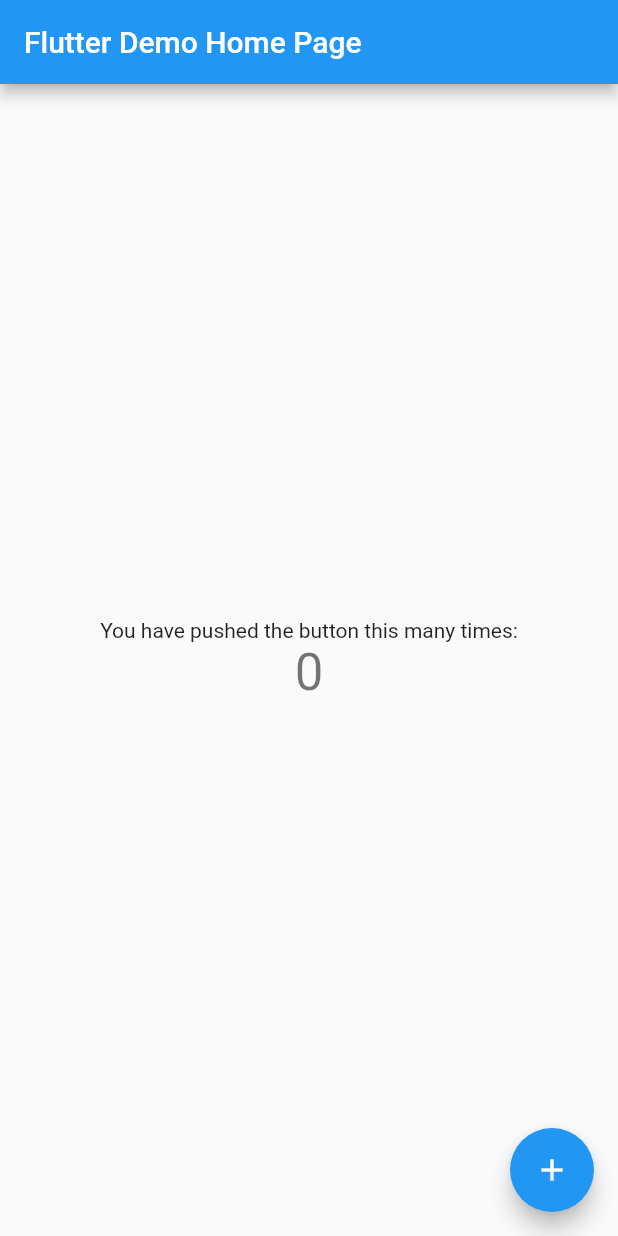
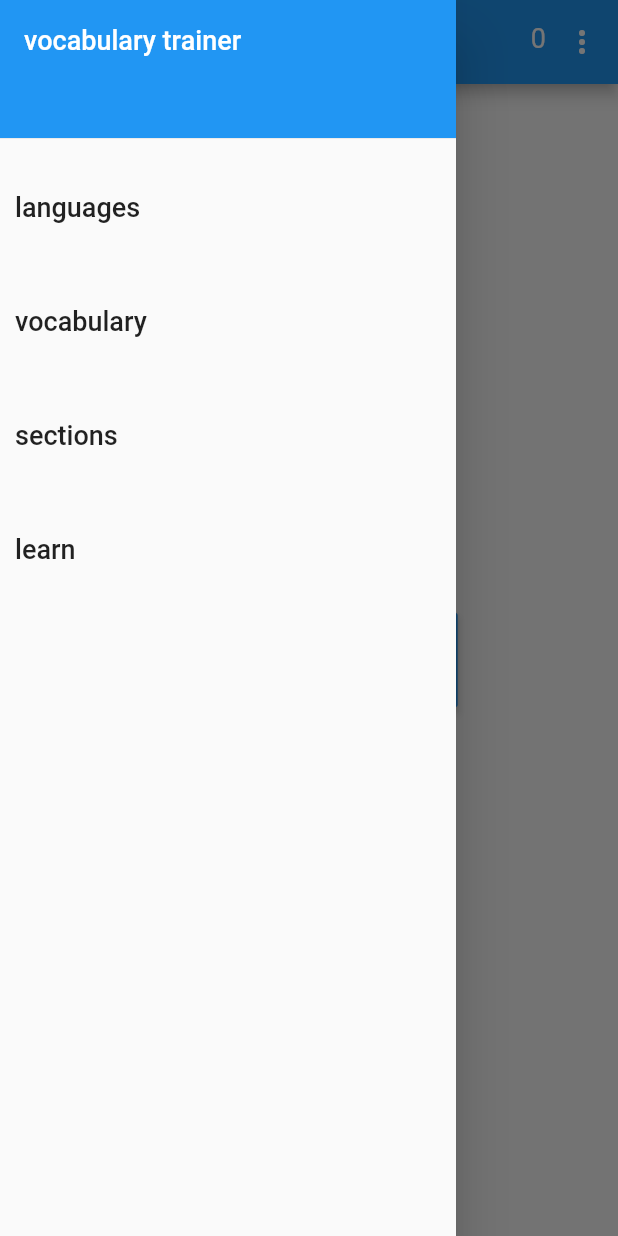
Before and after one commit to RimBaa/vocabulary-trainer, a Flutter app: the screen it shows after launch, with the side drawer open (before the commit the screen has no drawer), on a phone screen of 412 x 824 dp. Run offline on Flutter 3.47's test engine with Material 2 defaults, Android fonts, the phone set to English and light mode, and no system bars; our stand-ins replace shared_preferences.

Commit message:
homescreen + add language

```diff
--- /dev/null
+++ b/lib/drawer.dart
@@ -0,0 +1,63 @@
+import 'package:flutter/material.dart';
+import 'package:vocabulary/global_vars.dart';
+import 'vocable.dart';
+import 'learn.dart';
+import 'language.dart';
+import 'section.dart';
+
+createDrawer(context) {
+  const List<String> settings = [
+    "languages",
+    "vocabulary",
+    "sections",
+    "learn"
+  ];
+
+  return Drawer(
+    child: ListView(
+      padding: EdgeInsets.zero,
+      children: <Widget>[
+        Container(
+          height: 100.0,
+          child: DrawerHeader(
+            child: Text("vocabulary trainer",
+                style: TextStyle(fontSize: fontSize, color: Colors.white)),
+            decoration: BoxDecoration(color: Colors.blue),
+          ),
+        ),
+        ListTile(
+          contentPadding: EdgeInsets.fromLTRB(10.0, 10.0, 10.0, 10.0),
+          title: Text(settings[0], style: TextStyle(fontSize: fontSize)),
+          onTap: () {
+            Navigator.push(
+                context, MaterialPageRoute(builder: (context) => ListLang()));
+          },
+        ),
+        ListTile(
+          contentPadding: EdgeInsets.fromLTRB(10.0, 10.0, 10.0, 10.0),
+          title: Text(settings[1], style: TextStyle(fontSize: fontSize)),
+          onTap: () {
+            Navigator.push(
+                context, MaterialPageRoute(builder: (context) => ListVocab()));
+          },
+        ),
+        ListTile(
+          contentPadding: EdgeInsets.fromLTRB(10.0, 10.0, 10.0, 10.0),
+          title: Text(settings[2], style: TextStyle(fontSize: fontSize)),
+          onTap: () {
+            Navigator.push(
+                context, MaterialPageRoute(builder: (context) => Sections()));
+          },
+        ),
+        ListTile(
+          contentPadding: EdgeInsets.fromLTRB(10.0, 10.0, 10.0, 10.0),
+          title: Text(settings[3], style: TextStyle(fontSize: fontSize)),
+          onTap: () {
+            Navigator.push(context,
+                MaterialPageRoute(builder: (context) => Learn()));
+          },
+        ),
+      ],
+    ),
+  );
+}
--- /dev/null
+++ b/lib/global_vars.dart
@@ -0,0 +1,10 @@
+import 'package:shared_preferences/shared_preferences.dart';
+import 'package:flutter/material.dart';
+
+SharedPreferences prefs;
+String currentlanguage = "0";
+const fontSize = 18.0;
+List<String>languages;
+final String keylanguageList = "languagesList";
+final String keylanguage = "currentLanguage";
+ ListView chooseLang;
--- /dev/null
+++ b/lib/language.dart
@@ -0,0 +1,114 @@
+import 'package:flutter/material.dart';
+import 'package:vocabulary/global_vars.dart';
+
+//adding a new language
+Future<String> addlanguage(BuildContext context) async {
+  String lang = '';
+  return showDialog<String>(
+      context: context,
+      barrierDismissible: true,
+      builder: (BuildContext context) {
+        return AlertDialog(
+          title: Text('Enter a new language'),
+          content: new Row(
+            children: <Widget>[
+              new Expanded(
+                  child: new TextField(
+                autofocus: true,
+                decoration: new InputDecoration(labelText: 'language'),
+                onChanged: (value) {
+                  lang = value;
+                },
+              ))
+            ],
+          ),
+          actions: <Widget>[
+            FlatButton(
+              child: Text('Ok'),
+              onPressed: () {
+                Navigator.of(context).pop(lang);
+                currentlanguage = lang;
+              },
+            )
+          ],
+        );
+      });
+}
+
+//change current lang. in SharedPrefs.
+setCurrentLanguage(language) async {
+  await prefs.setString(keylanguage, language);
+}
+
+//adapt list of languages in SharedPrefs.
+setLanguageList() async {
+  await prefs.setStringList(keylanguageList, languages);
+}
+
+removeLanguage(language) {
+  if (language == currentlanguage) {}
+
+  languages.remove(language);
+  setLanguageList();
+}
+
+changeCurrentLanguage(language) {
+  currentlanguage = language;
+  setCurrentLanguage(language);
+
+}
+
+selectLanguage(){
+
+}
+
+createLangList(context){
+  //  chooseLang = new ListView.builder(
+  //   itemCount: languages.length,
+  //   itemBuilder: (BuildContext context, int index){
+  //     return new Text(languages[index]);
+  //   });
+
+}
+
+class ListLang extends StatefulWidget{
+  @override
+  _ListLang createState() => _ListLang();
+}
+
+class _ListLang extends State<ListLang>{
+  @override
+  Widget build(BuildContext context){
+    return Scaffold(
+      appBar: AppBar(
+        title: Text("list of languages", style: TextStyle(fontSize: fontSize, color: Colors.white)),
+        backgroundColor: Colors.blue,
+        actions: <Widget>[
+           Container(padding: EdgeInsets.symmetric(vertical: 15.0, horizontal: 20.0),child: Text(currentlanguage, textAlign: TextAlign.left, style:TextStyle(fontSize: fontSize))),
+        ],
+      ),
+      body: listofLang(context),
+    );
+  }
+
+Widget listofLang(context){
+  return new ListView.builder(itemCount: languages.length,
+  itemBuilder: (BuildContext context, index){
+    return Container(
+       decoration: BoxDecoration(
+                border: Border(bottom: BorderSide()),
+              ),
+      child: ListTile(
+      title: Text(languages[index], style: TextStyle(fontSize: fontSize)),
+      onTap: (){
+        changeCurrentLanguage(languages[index]);
+        setState(() {
+        });
+      },
+    ));
+
+  });
+
+}
+
+}
--- /dev/null
+++ b/lib/learn.dart
@@ -0,0 +1,19 @@
+import 'package:flutter/material.dart';
+import 'global_vars.dart';
+
+class Learn extends StatefulWidget{
+  @override
+  _Learn createState() => _Learn();
+}
+
+class _Learn extends State<Learn>{
+  @override
+  Widget build(BuildContext context){
+    return Scaffold(
+      appBar: AppBar(
+        title: Text("learning options", style: TextStyle(fontSize: fontSize, color: Colors.white)),
+        backgroundColor: Colors.blue,
+      ),
+    );
+  }
+}
--- a/lib/main.dart
+++ b/lib/main.dart
@@ -1,26 +1,51 @@
 import 'package:flutter/material.dart';
+import 'package:shared_preferences/shared_preferences.dart';
+import 'package:vocabulary/drawer.dart';
+import 'global_vars.dart';
+import 'language.dart';
+import 'vocable.dart';
 
-void main() => runApp(MyApp());
+void main() {
+  //SharedPreferences.setMockInitialValues({});
+  runApp(new VocabularyApp());
+}
 
-class MyApp extends StatelessWidget {
-  // This widget is the root of your application.
+// Future<Null> main() async {
+//   runApp(new VocabularyApp());
+// }
+
+class VocabularyApp extends StatefulWidget {
+  @override
+  VocabularyState createState() {
+    return new VocabularyState();
+  }
+}
+
+class VocabularyState extends State<VocabularyApp> {
+  @override
+  void initState() {
+    super.initState();
+    _getLanguages().whenComplete(() {
+      setState(() {});
+    });
+  }
+
+  _getLanguages() async {
+    prefs = await SharedPreferences.getInstance();
+    languages = prefs.getStringList(keylanguageList) ?? [];
+    currentlanguage = prefs.getString(keylanguage) ?? '0';
+    print(currentlanguage);
+    print(languages);
+  }
+
   @override
   Widget build(BuildContext context) {
     return MaterialApp(
-      title: 'Flutter Demo',
+      title: 'vocabulary trainer',
       theme: ThemeData(
-        // This is the theme of your application.
-        //
-        // Try running your application with "flutter run". You'll see the
-        // application has a blue toolbar. Then, without quitting the app, try
-        // changing the primarySwatch below to Colors.green and then invoke
-        // "hot reload" (press "r" in the console where you ran "flutter run",
-        // or simply save your changes to "hot reload" in a Flutter IDE).
-        // Notice that the counter didn't reset back to zero; the application
-        // is not restarted.
         primarySwatch: Colors.blue,
       ),
-      home: MyHomePage(title: 'Flutter Demo Home Page'),
+      home: MyHomePage(title: "vocabulary trainer"),
     );
   }
 }
@@ -28,84 +53,111 @@ class MyApp extends StatelessWidget {
 class MyHomePage extends StatefulWidget {
   MyHomePage({Key key, this.title}) : super(key: key);
 
-  // This widget is the home page of your application. It is stateful, meaning
-  // that it has a State object (defined below) that contains fields that affect
-  // how it looks.
-
-  // This class is the configuration for the state. It holds the values (in this
-  // case the title) provided by the parent (in this case the App widget) and
-  // used by the build method of the State. Fields in a Widget subclass are
-  // always marked "final".
-
   final String title;
 
   @override
   _MyHomePageState createState() => _MyHomePageState();
 }
 
+//home screen
 class _MyHomePageState extends State<MyHomePage> {
-  int _counter = 0;
 
-  void _incrementCounter() {
-    setState(() {
-      // This call to setState tells the Flutter framework that something has
-      // changed in this State, which causes it to rerun the build method below
-      // so that the display can reflect the updated values. If we changed
-      // _counter without calling setState(), then the build method would not be
-      // called again, and so nothing would appear to happen.
-      _counter++;
-    });
-  }
+
 
   @override
   Widget build(BuildContext context) {
-    // This method is rerun every time setState is called, for instance as done
-    // by the _incrementCounter method above.
-    //
-    // The Flutter framework has been optimized to make rerunning build methods
-    // fast, so that you can just rebuild anything that needs updating rather
-    // than having to individually change instances of widgets.
     return Scaffold(
       appBar: AppBar(
-        // Here we take the value from the MyHomePage object that was created by
-        // the App.build method, and use it to set our appbar title.
-        title: Text(widget.title),
+        // title: Text(widget.title),
+        actions: <Widget>[
+          Container(padding: EdgeInsets.symmetric(vertical: 15.0),child: Text(currentlanguage, textAlign: TextAlign.center, style:TextStyle(fontSize: fontSize))),
+          PopupMenuButton(
+            onSelected: (choice){changeCurrentLanguage(choice);
+            setState(() {});},
+            itemBuilder: (BuildContext context){
+            return languages.map((String choice){
+              return PopupMenuItem<String>(
+                value: choice,
+                child: Text(choice)
+              );
+            }).toList();
+          })
+        ],
       ),
-      body: Center(
-        // Center is a layout widget. It takes a single child and positions it
-        // in the middle of the parent.
-        child: Column(
-          // Column is also layout widget. It takes a list of children and
-          // arranges them vertically. By default, it sizes itself to fit its
-          // children horizontally, and tries to be as tall as its parent.
-          //
-          // Invoke "debug painting" (press "p" in the console, choose the
-          // "Toggle Debug Paint" action from the Flutter Inspector in Android
-          // Studio, or the "Toggle Debug Paint" command in Visual Studio Code)
-          // to see the wireframe for each widget.
-          //
-          // Column has various properties to control how it sizes itself and
-          // how it positions its children. Here we use mainAxisAlignment to
-          // center the children vertically; the main axis here is the vertical
-          // axis because Columns are vertical (the cross axis would be
-          // horizontal).
-          mainAxisAlignment: MainAxisAlignment.center,
-          children: <Widget>[
-            Text(
-              'You have pushed the button this many times:',
-            ),
-            Text(
-              '$_counter',
-              style: Theme.of(context).textTheme.display1,
-            ),
-          ],
-        ),
-      ),
-      floatingActionButton: FloatingActionButton(
-        onPressed: _incrementCounter,
-        tooltip: 'Increment',
-        child: Icon(Icons.add),
-      ), // This trailing comma makes auto-formatting nicer for build methods.
+      body: _homeScreen(),
+      drawer: createDrawer(context),
     );
   }
+
+  Widget _homeScreen() {
+    //no language to learn available
+    if (currentlanguage == '0' || currentlanguage == null) {
+      return new Center(
+          child: Column(
+              mainAxisAlignment: MainAxisAlignment.center,
+              children: <Widget>[
+            RaisedButton(
+              onPressed: () async {
+                await addlanguage(context);
+                print("$currentlanguage");
+                if (currentlanguage != '0' && currentlanguage != null) {
+                  setState(() {
+                    languages.add(currentlanguage);
+                    setCurrentLanguage(currentlanguage);
+                    setLanguageList();
+                  });
+                }
+              },
+              child: const Text("add a new language",
+                  style: TextStyle(fontSize: 20, color: Colors.white)),
+              color: Colors.blue,
+              padding: EdgeInsets.fromLTRB(10, 20, 10, 20),
+            )
+          ]));
+    }
+
+    // there already exist languages to learn
+    else {
+      return new Center(
+          child: Column(
+              mainAxisAlignment: MainAxisAlignment.spaceEvenly,
+              children: <Widget>[
+            RaisedButton(
+              onPressed: () async {
+                await addlanguage(context);
+                print("$currentlanguage");
+                if (currentlanguage != '0' && currentlanguage != null) {
+                  setState(() {
+                    if (!languages.contains(currentlanguage)) {
+                      languages.add(currentlanguage);
+                      setLanguageList();
+                    }
+                    setCurrentLanguage(currentlanguage);
+                  });
+                }
+              },
+              child: const Text("add a new  language",
+                  style: TextStyle(fontSize: 20, color: Colors.white)),
+              color: Colors.blue,
+              padding: EdgeInsets.symmetric(vertical: 30.0, horizontal: 40.0),
+            ),
+            RaisedButton(
+              onPressed: () async {
+                await addVocable(context);
+              },
+              child: const Text("add a vocable",
+                  style: TextStyle(fontSize: 20, color: Colors.white)),
+              color: Colors.blue,
+              padding: EdgeInsets.symmetric(vertical: 30.0, horizontal: 70.0),
+            ),
+            RaisedButton(
+              onPressed: () async {},
+              child: const Text("start learning",
+                  style: TextStyle(fontSize: 20, color: Colors.white)),
+              color: Colors.blue,
+              padding: EdgeInsets.symmetric(vertical: 30.0, horizontal: 70.0),
+            )
+          ]));
+    }
+  }
 }
--- /dev/null
+++ b/lib/section.dart
@@ -0,0 +1,19 @@
+import 'package:flutter/material.dart';
+import 'global_vars.dart';
+
+class Sections extends StatefulWidget{
+  @override
+  _Sections createState() => _Sections();
+}
+
+class _Sections extends State<Sections>{
+  @override
+  Widget build(BuildContext context){
+    return Scaffold(
+      appBar: AppBar(
+        title: Text("sections", style: TextStyle(fontSize: fontSize, color: Colors.white)),
+        backgroundColor: Colors.blue,
+      ),
+    );
+  }
+}
--- a/pubspec.yaml
+++ b/pubspec.yaml
@@ -19,6 +19,9 @@ environment:
 dependencies:
   flutter:
     sdk: flutter
+  sqflite:
+  path:
+  shared_preferences: ^0.5.6
 
   # The following adds the Cupertino Icons font to your application.
   # Use with the CupertinoIcons class for iOS style icons.
```
Also changed, not shown: lib/vocable.dart (added, +60 -0 lines), pubspec.lock, 4 other files.
